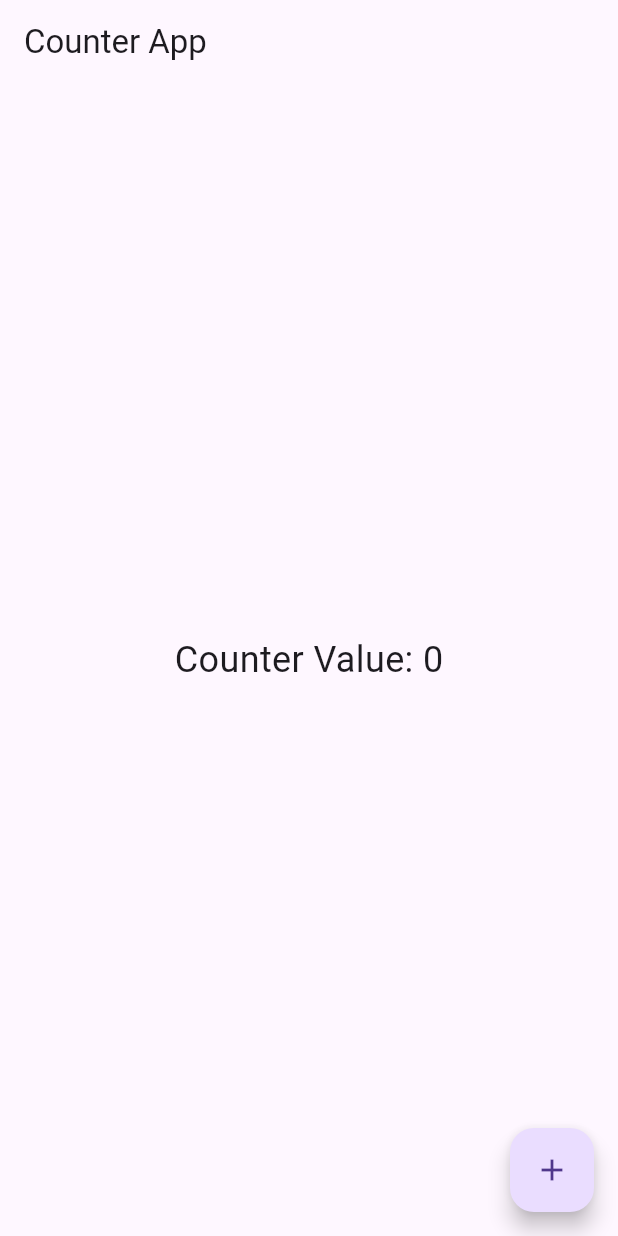
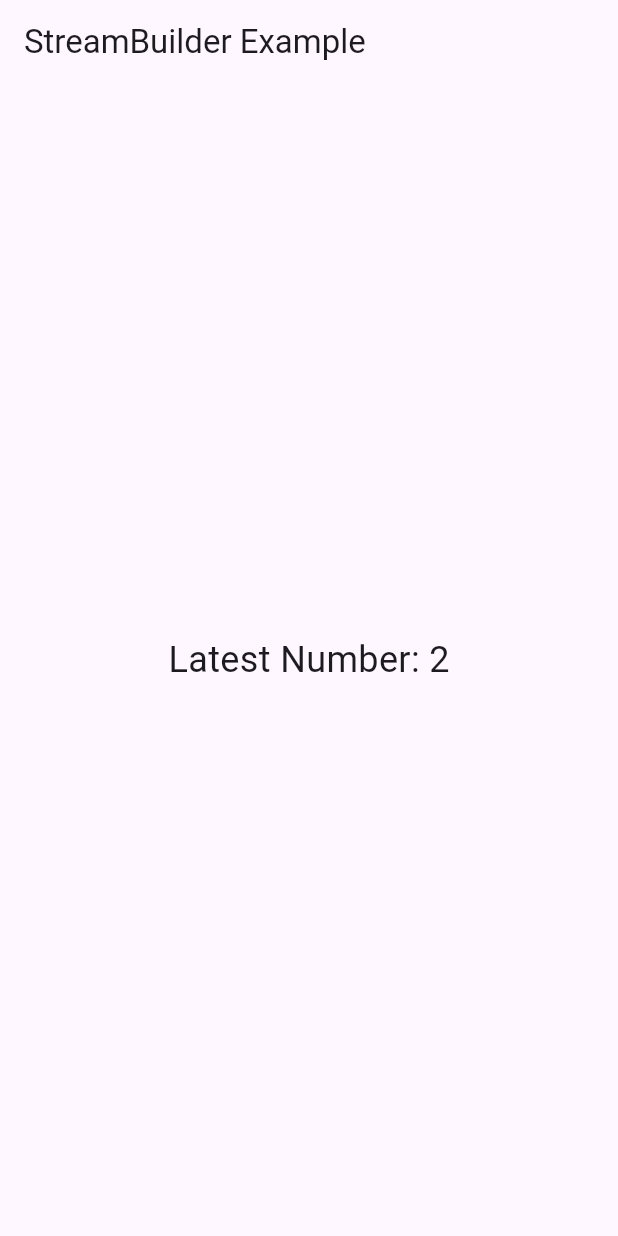
Before and after one commit to BraisonWabwire/flutter_app, a Flutter app: the screen it shows after launch, on a phone screen of 412 x 824 dp. Run offline on Flutter 3.47's test engine with Material 3 defaults, Android fonts, the phone set to English and light mode, and no system bars.

Commit message:
Future, asyc and await

```diff
--- a/lib/main.dart
+++ b/lib/main.dart
@@ -1,49 +1,78 @@
+import 'dart:async';
 import 'package:flutter/material.dart';
 
 void main() {
-  runApp(const MyApp());
+  runApp(MyApp());
 }
 
 class MyApp extends StatelessWidget {
-  const MyApp({super.key});
-
-
   @override
   Widget build(BuildContext context) {
     return MaterialApp(
-      debugShowCheckedModeBanner: false,
-      home: _counterScreen()
+      debugShowCheckedModeBanner: false, // Remove the debug banner
+      theme: ThemeData(
+        primarySwatch: Colors.green, // Set the app's primary theme color to green
+      ),
+      title: 'StreamBuilder Example',
+      home: NumberStreamPage(),
     );
   }
-
 }
 
-
-@override
-class _counterScreen extends StatefulWidget {
+class NumberStreamPage extends StatefulWidget {
   @override
-  State<_counterScreen> createState() => _counterScreenState();
+  _NumberStreamPageState createState() => _NumberStreamPageState();
 }
 
-class _counterScreenState extends State<_counterScreen> {
-  int counter = 0;
+class _NumberStreamPageState extends State<NumberStreamPage> {
+  late StreamController<int> _numberStreamController;
 
-  void increment() {
-    setState(() {
-      counter++;
-    });
+  @override
+  void initState() {
+    super.initState();
+
+    // Create a stream controller and add numbers to the stream.
+    _numberStreamController = StreamController<int>();
+    _startAddingNumbers(); // Start adding numbers to the stream.
+  }
+
+  void _startAddingNumbers() async {
+    for (int i = 0; i < 10; i++) {
+      await Future.delayed(Duration(seconds: 2)); // Delay for 2 seconds.
+      _numberStreamController.sink.add(i); // Add the number to the stream.
+    }
+  }
+
+  @override
+  void dispose() {
+    _numberStreamController.close(); // Close the stream when disposing.
+    super.dispose();
   }
 
   @override
   Widget build(BuildContext context) {
     return Scaffold(
-      appBar: AppBar(title: Text('Counter App')),
+      appBar: AppBar(
+        title: Text('StreamBuilder Example'),
+      ),
       body: Center(
-        child: Text('Counter Value: $counter', style: TextStyle(fontSize: 24)),
-      ),
-      floatingActionButton: FloatingActionButton(
-        onPressed: increment,
-        child: Icon(Icons.add),
+        child: StreamBuilder<int>(
+          stream: _numberStreamController.stream,
+          builder: (context, snapshot) {
+            if (snapshot.connectionState == ConnectionState.waiting) {
+              return CircularProgressIndicator(); // Display a loading indicator when waiting for data.
+            } else if (snapshot.hasError) {
+              return Text('Error: ${snapshot.error}'); // Display an error message if an error occurs.
+            } else if (!snapshot.hasData) {
+              return Text('No data available'); // Display a message when no data is available.
+            } else {
+              return Text(
+                'Latest Number: ${snapshot.data}',
+                style: TextStyle(fontSize: 24),
+              ); // Display the latest number when data is available.
+            }
+          },
+        ),
       ),
     );
   }
```
